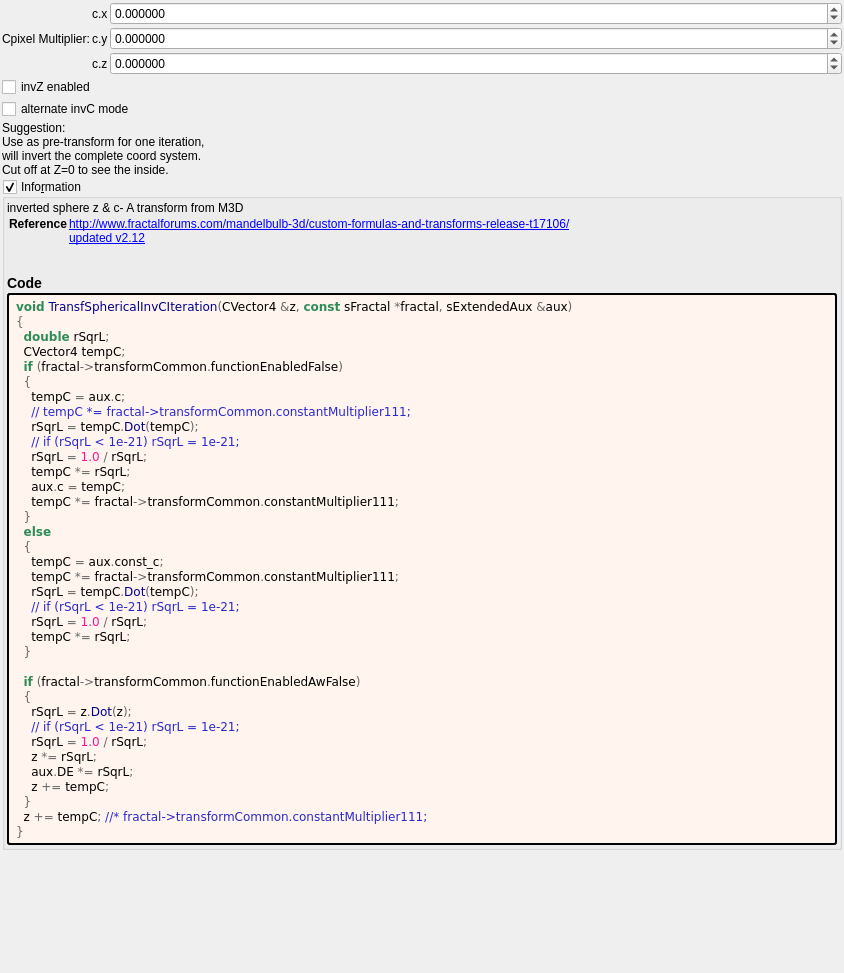
Old version of the form mandelbulber2/formula/ui/transf_spherical_inv_c.ui in the repository buddhi1980/mandelbulber2.
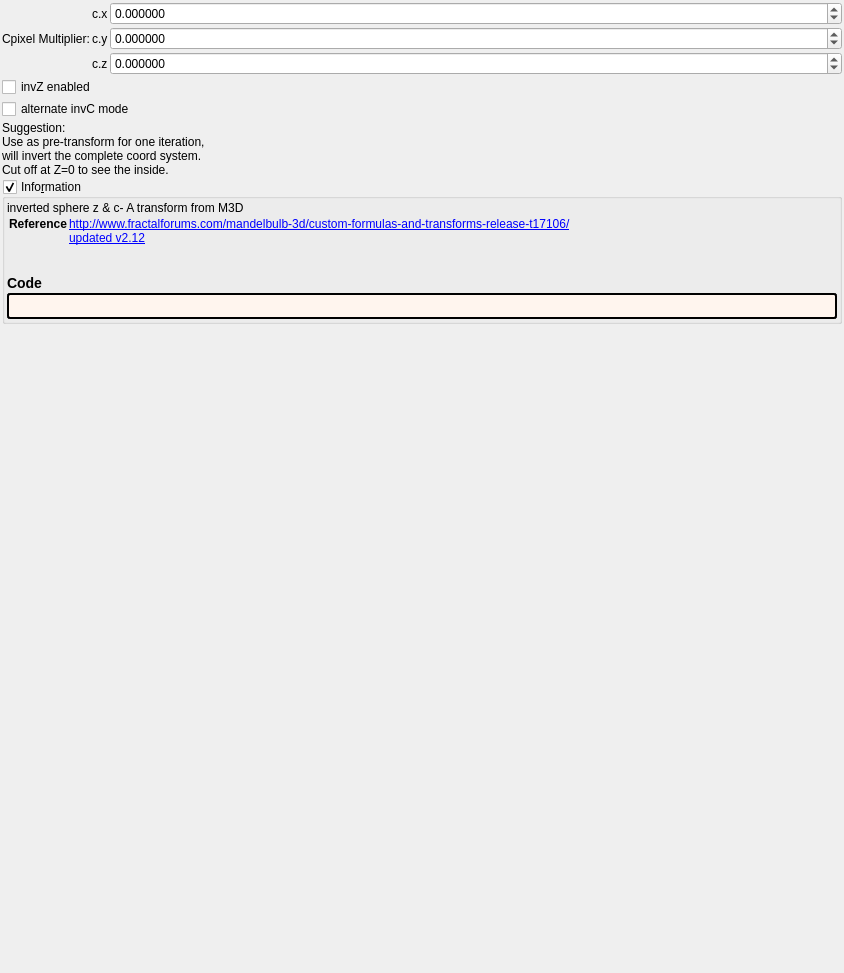
New version of the form. Custom widgets are drawn as their Qt base class.

```diff
--- a/mandelbulber2/formula/ui/transf_spherical_inv_c.ui
+++ b/mandelbulber2/formula/ui/transf_spherical_inv_c.ui
@@ -229,45 +229,7 @@
          <string notr="true">border-style: outset; border-width: 2px; border-radius: 3px; border-color: black; background-color: #fff5ee; padding: 4px;</string>
         </property>
         <property name="text">
-         <string notr="true">&lt;body style=&quot;background-color:#fff5ee&quot;&gt;
-&lt;pre style=&quot;color:#000000; background-color:#fff5ee;  font-family:'Courier New',monospace;&quot;&gt;&lt;span style=&quot;color:#2e8b57; font-weight:bold&quot;&gt;void&lt;/span&gt; &lt;span style=&quot;color:#00008f&quot;&gt;TransfSphericalInvCIteration&lt;/span&gt;&lt;span style=&quot;color:#676767&quot;&gt;(&lt;/span&gt;CVector4 &lt;span style=&quot;color:#676767&quot;&gt;&amp;amp;&lt;/span&gt;z&lt;span style=&quot;color:#676767&quot;&gt;,&lt;/span&gt; &lt;span style=&quot;color:#2e8b57; font-weight:bold&quot;&gt;const&lt;/span&gt; sFractal &lt;span style=&quot;color:#676767&quot;&gt;*&lt;/span&gt;fractal&lt;span style=&quot;color:#676767&quot;&gt;,&lt;/span&gt; sExtendedAux &lt;span style=&quot;color:#676767&quot;&gt;&amp;amp;&lt;/span&gt;aux&lt;span style=&quot;color:#676767&quot;&gt;)&lt;/span&gt;
-&lt;span style=&quot;color:#676767&quot;&gt;{&lt;/span&gt;
-  &lt;span style=&quot;color:#2e8b57; font-weight:bold&quot;&gt;double&lt;/span&gt; rSqrL&lt;span style=&quot;color:#676767&quot;&gt;;&lt;/span&gt;
-  CVector4 tempC&lt;span style=&quot;color:#676767&quot;&gt;;&lt;/span&gt;
-  &lt;span style=&quot;color:#2e8b57; font-weight:bold&quot;&gt;if&lt;/span&gt; &lt;span style=&quot;color:#676767&quot;&gt;(&lt;/span&gt;fractal&lt;span style=&quot;color:#676767&quot;&gt;-&amp;gt;&lt;/span&gt;transformCommon&lt;span style=&quot;color:#676767&quot;&gt;.&lt;/span&gt;functionEnabledFalse&lt;span style=&quot;color:#676767&quot;&gt;)&lt;/span&gt;
-  &lt;span style=&quot;color:#676767&quot;&gt;{&lt;/span&gt;
-    tempC &lt;span style=&quot;color:#676767&quot;&gt;=&lt;/span&gt; aux&lt;span style=&quot;color:#676767&quot;&gt;.&lt;/span&gt;c&lt;span style=&quot;color:#676767&quot;&gt;;&lt;/span&gt;
-    &lt;span style=&quot;color:#2929cc&quot;&gt;// tempC *= fractal-&amp;gt;transformCommon.constantMultiplier111;&lt;/span&gt;
-    rSqrL &lt;span style=&quot;color:#676767&quot;&gt;=&lt;/span&gt; tempC&lt;span style=&quot;color:#676767&quot;&gt;.&lt;/span&gt;&lt;span style=&quot;color:#00008f&quot;&gt;Dot&lt;/span&gt;&lt;span style=&quot;color:#676767&quot;&gt;(&lt;/span&gt;tempC&lt;span style=&quot;color:#676767&quot;&gt;);&lt;/span&gt;
-    &lt;span style=&quot;color:#2929cc&quot;&gt;// if (rSqrL &amp;lt; 1e-21) rSqrL = 1e-21;&lt;/span&gt;
-    rSqrL &lt;span style=&quot;color:#676767&quot;&gt;=&lt;/span&gt; &lt;span style=&quot;color:#ff1493&quot;&gt;1.0&lt;/span&gt; &lt;span style=&quot;color:#676767&quot;&gt;/&lt;/span&gt; rSqrL&lt;span style=&quot;color:#676767&quot;&gt;;&lt;/span&gt;
-    tempC &lt;span style=&quot;color:#676767&quot;&gt;*=&lt;/span&gt; rSqrL&lt;span style=&quot;color:#676767&quot;&gt;;&lt;/span&gt;
-    aux&lt;span style=&quot;color:#676767&quot;&gt;.&lt;/span&gt;c &lt;span style=&quot;color:#676767&quot;&gt;=&lt;/span&gt; tempC&lt;span style=&quot;color:#676767&quot;&gt;;&lt;/span&gt;
-    tempC &lt;span style=&quot;color:#676767&quot;&gt;*=&lt;/span&gt; fractal&lt;span style=&quot;color:#676767&quot;&gt;-&amp;gt;&lt;/span&gt;transformCommon&lt;span style=&quot;color:#676767&quot;&gt;.&lt;/span&gt;constantMultiplier111&lt;span style=&quot;color:#676767&quot;&gt;;&lt;/span&gt;
-  &lt;span style=&quot;color:#676767&quot;&gt;}&lt;/span&gt;
-  &lt;span style=&quot;color:#2e8b57; font-weight:bold&quot;&gt;else&lt;/span&gt;
-  &lt;span style=&quot;color:#676767&quot;&gt;{&lt;/span&gt;
-    tempC &lt;span style=&quot;color:#676767&quot;&gt;=&lt;/span&gt; aux&lt;span style=&quot;color:#676767&quot;&gt;.&lt;/span&gt;const_c&lt;span style=&quot;color:#676767&quot;&gt;;&lt;/span&gt;
-    tempC &lt;span style=&quot;color:#676767&quot;&gt;*=&lt;/span&gt; fractal&lt;span style=&quot;color:#676767&quot;&gt;-&amp;gt;&lt;/span&gt;transformCommon&lt;span style=&quot;color:#676767&quot;&gt;.&lt;/span&gt;constantMultiplier111&lt;span style=&quot;color:#676767&quot;&gt;;&lt;/span&gt;
-    rSqrL &lt;span style=&quot;color:#676767&quot;&gt;=&lt;/span&gt; tempC&lt;span style=&quot;color:#676767&quot;&gt;.&lt;/span&gt;&lt;span style=&quot;color:#00008f&quot;&gt;Dot&lt;/span&gt;&lt;span style=&quot;color:#676767&quot;&gt;(&lt;/span&gt;tempC&lt;span style=&quot;color:#676767&quot;&gt;);&lt;/span&gt;
-    &lt;span style=&quot;color:#2929cc&quot;&gt;// if (rSqrL &amp;lt; 1e-21) rSqrL = 1e-21;&lt;/span&gt;
-    rSqrL &lt;span style=&quot;color:#676767&quot;&gt;=&lt;/span&gt; &lt;span style=&quot;color:#ff1493&quot;&gt;1.0&lt;/span&gt; &lt;span style=&quot;color:#676767&quot;&gt;/&lt;/span&gt; rSqrL&lt;span style=&quot;color:#676767&quot;&gt;;&lt;/span&gt;
-    tempC &lt;span style=&quot;color:#676767&quot;&gt;*=&lt;/span&gt; rSqrL&lt;span style=&quot;color:#676767&quot;&gt;;&lt;/span&gt;
-  &lt;span style=&quot;color:#676767&quot;&gt;}&lt;/span&gt;
-
-  &lt;span style=&quot;color:#2e8b57; font-weight:bold&quot;&gt;if&lt;/span&gt; &lt;span style=&quot;color:#676767&quot;&gt;(&lt;/span&gt;fractal&lt;span style=&quot;color:#676767&quot;&gt;-&amp;gt;&lt;/span&gt;transformCommon&lt;span style=&quot;color:#676767&quot;&gt;.&lt;/span&gt;functionEnabledAwFalse&lt;span style=&quot;color:#676767&quot;&gt;)&lt;/span&gt;
-  &lt;span style=&quot;color:#676767&quot;&gt;{&lt;/span&gt;
-    rSqrL &lt;span style=&quot;color:#676767&quot;&gt;=&lt;/span&gt; z&lt;span style=&quot;color:#676767&quot;&gt;.&lt;/span&gt;&lt;span style=&quot;color:#00008f&quot;&gt;Dot&lt;/span&gt;&lt;span style=&quot;color:#676767&quot;&gt;(&lt;/span&gt;z&lt;span style=&quot;color:#676767&quot;&gt;);&lt;/span&gt;
-    &lt;span style=&quot;color:#2929cc&quot;&gt;// if (rSqrL &amp;lt; 1e-21) rSqrL = 1e-21;&lt;/span&gt;
-    rSqrL &lt;span style=&quot;color:#676767&quot;&gt;=&lt;/span&gt; &lt;span style=&quot;color:#ff1493&quot;&gt;1.0&lt;/span&gt; &lt;span style=&quot;color:#676767&quot;&gt;/&lt;/span&gt; rSqrL&lt;span style=&quot;color:#676767&quot;&gt;;&lt;/span&gt;
-    z &lt;span style=&quot;color:#676767&quot;&gt;*=&lt;/span&gt; rSqrL&lt;span style=&quot;color:#676767&quot;&gt;;&lt;/span&gt;
-    aux&lt;span style=&quot;color:#676767&quot;&gt;.&lt;/span&gt;DE &lt;span style=&quot;color:#676767&quot;&gt;*=&lt;/span&gt; rSqrL&lt;span style=&quot;color:#676767&quot;&gt;;&lt;/span&gt;
-    z &lt;span style=&quot;color:#676767&quot;&gt;+=&lt;/span&gt; tempC&lt;span style=&quot;color:#676767&quot;&gt;;&lt;/span&gt;
-  &lt;span style=&quot;color:#676767&quot;&gt;}&lt;/span&gt;
-  z &lt;span style=&quot;color:#676767&quot;&gt;+=&lt;/span&gt; tempC&lt;span style=&quot;color:#676767&quot;&gt;;&lt;/span&gt; &lt;span style=&quot;color:#2929cc&quot;&gt;//* fractal-&amp;gt;transformCommon.constantMultiplier111;&lt;/span&gt;
-&lt;span style=&quot;color:#676767&quot;&gt;}&lt;/span&gt;
-&lt;/pre&gt;
-&lt;/body&gt;</string>
+         <string notr="true"></string>
         </property>
         <property name="wordWrap">
          <bool>true</bool>
```
